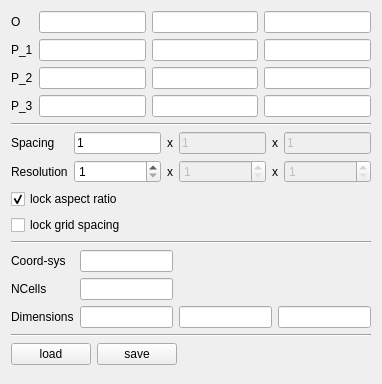
burlen/SciberQuestToolKit, file development/pqSQVolumeSourceForm.ui: the form before one commit.
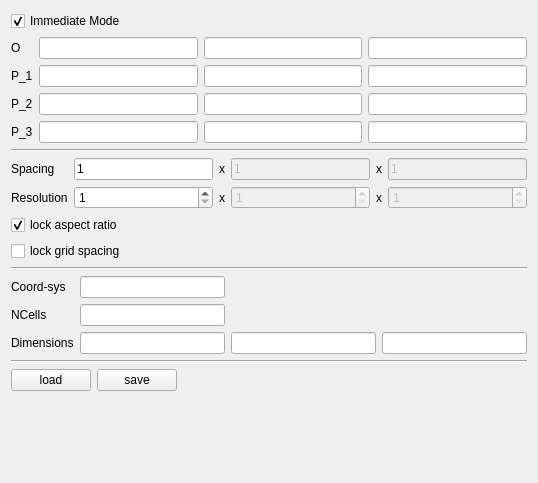
The form after the commit.

Commit message: ENH: Added the volume source cell generator and tied it into the field tracer.

```diff
--- a/development/pqSQVolumeSourceForm.ui
+++ b/development/pqSQVolumeSourceForm.ui
@@ -6,14 +6,41 @@
    <rect>
     <x>0</x>
     <y>0</y>
-    <width>382</width>
-    <height>384</height>
+    <width>538</width>
+    <height>483</height>
    </rect>
   </property>
   <property name="windowTitle">
    <string>Form</string>
   </property>
   <layout class="QVBoxLayout" name="verticalLayout">
+   <item>
+    <layout class="QHBoxLayout" name="horizontalLayout_8">
+     <item>
+      <widget class="QCheckBox" name="immediateMode">
+       <property name="text">
+        <string>Immediate Mode</string>
+       </property>
+       <property name="checked">
+        <bool>true</bool>
+       </property>
+      </widget>
+     </item>
+     <item>
+      <spacer name="horizontalSpacer_4">
+       <property name="orientation">
+        <enum>Qt::Horizontal</enum>
+       </property>
+       <property name="sizeHint" stdset="0">
+        <size>
+         <width>40</width>
+         <height>20</height>
+        </size>
+       </property>
+      </spacer>
+     </item>
+    </layout>
+   </item>
    <item>
     <layout class="QGridLayout" name="gridLayout">
      <item row="0" column="0">
```
Left out of the diff: 5 changed lines with no effect on the pictures. The commit also changes 14 other files.
